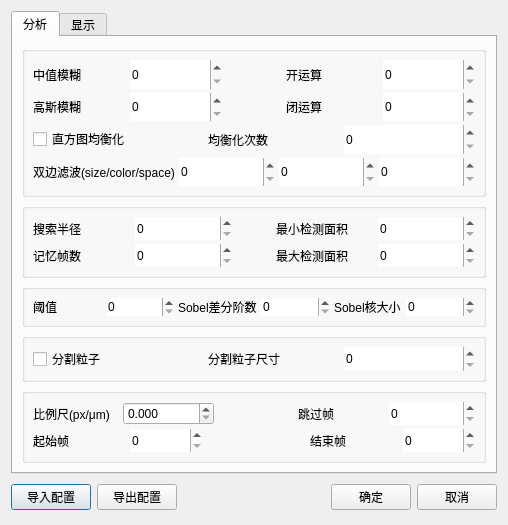
Qt form src/ui/settings.ui (alchemist1234/QTracker2) before a commit.
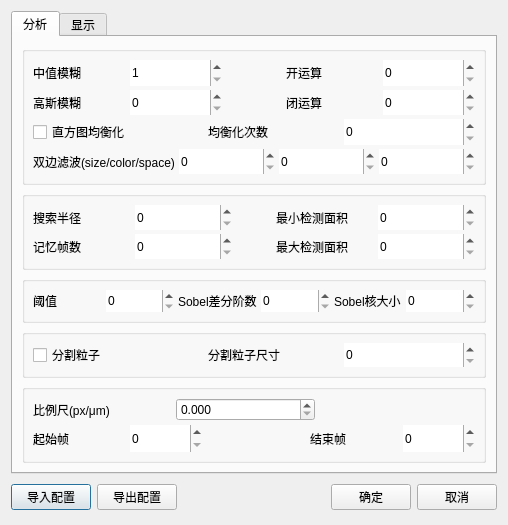
The same form after that commit. Custom widgets are drawn as their Qt base class.

What changed in the file:
```diff
--- a/src/ui/settings.ui
+++ b/src/ui/settings.ui
@@ -6,17 +6,20 @@
    <rect>
     <x>0</x>
     <y>0</y>
-    <width>485</width>
-    <height>498</height>
+    <width>512</width>
+    <height>503</height>
    </rect>
   </property>
   <property name="windowTitle">
    <string>Dialog</string>
   </property>
+  <property name="sizeGripEnabled">
+   <bool>false</bool>
+  </property>
   <property name="modal">
    <bool>true</bool>
   </property>
-  <layout class="QVBoxLayout" name="verticalLayout" stretch="0,0">
+  <layout class="QVBoxLayout" name="verticalLayout">
    <property name="sizeConstraint">
     <enum>QLayout::SizeConstraint::SetFixedSize</enum>
    </property>
@@ -32,7 +35,7 @@
       <attribute name="title">
        <string>分析</string>
       </attribute>
-      <layout class="QVBoxLayout" name="verticalLayout1" stretch="4,2,1,1,2">
+      <layout class="QVBoxLayout" name="verticalLayout1" stretch="30,17,10,10,17">
        <item>
         <widget class="QGroupBox" name="groupBox">
          <property name="title">
@@ -77,6 +80,15 @@
               <property name="frame">
                <bool>false</bool>
               </property>
+              <property name="minimum">
+               <number>1</number>
+              </property>
+              <property name="maximum">
+               <number>9999</number>
+              </property>
+              <property name="singleStep">
+               <number>2</number>
+              </property>
              </widget>
             </item>
             <item>
@@ -113,6 +125,9 @@
               <property name="frame">
                <bool>false</bool>
               </property>
+              <property name="maximum">
+               <number>9999</number>
+              </property>
              </widget>
             </item>
            </layout>
@@ -137,6 +152,9 @@
               <property name="frame">
                <bool>false</bool>
               </property>
+              <property name="maximum">
+               <number>9999</number>
+              </property>
              </widget>
             </item>
             <item>
@@ -173,6 +191,9 @@
               <property name="frame">
                <bool>false</bool>
               </property>
+              <property name="maximum">
+               <number>9999</number>
+              </property>
              </widget>
             </item>
            </layout>
@@ -220,6 +241,9 @@
               <property name="frame">
                <bool>false</bool>
               </property>
+              <property name="maximum">
+               <number>9999</number>
+              </property>
              </widget>
             </item>
            </layout>
@@ -244,6 +268,9 @@
               <property name="frame">
                <bool>false</bool>
               </property>
+              <property name="maximum">
+               <number>9999</number>
+              </property>
              </widget>
             </item>
             <item>
@@ -257,6 +284,9 @@
               <property name="frame">
                <bool>false</bool>
               </property>
+              <property name="maximum">
+               <number>9999</number>
+              </property>
              </widget>
             </item>
             <item>
@@ -270,6 +300,9 @@
               <property name="frame">
                <bool>false</bool>
               </property>
+              <property name="maximum">
+               <number>9999</number>
+              </property>
              </widget>
             </item>
            </layout>
@@ -318,6 +351,9 @@
               <property name="frame">
                <bool>false</bool>
               </property>
+              <property name="maximum">
+               <number>99999</number>
+              </property>
              </widget>
             </item>
             <item>
@@ -354,6 +390,9 @@
               <property name="frame">
                <bool>false</bool>
               </property>
+              <property name="maximum">
+               <number>999999</number>
+              </property>
              </widget>
             </item>
            </layout>
@@ -381,6 +420,9 @@
               <property name="accelerated">
                <bool>true</bool>
               </property>
+              <property name="maximum">
+               <number>99999</number>
+              </property>
              </widget>
             </item>
             <item>
@@ -417,6 +459,9 @@
               <property name="frame">
                <bool>false</bool>
               </property>
+              <property name="maximum">
+               <number>999999</number>
+              </property>
              </widget>
             </item>
            </layout>
@@ -468,6 +513,9 @@
               <property name="frame">
                <bool>false</bool>
               </property>
+              <property name="maximum">
+               <number>9999</number>
+              </property>
              </widget>
             </item>
             <item>
@@ -488,6 +536,9 @@
               <property name="frame">
                <bool>false</bool>
               </property>
+              <property name="maximum">
+               <number>9999</number>
+              </property>
              </widget>
             </item>
             <item>
@@ -508,6 +559,9 @@
               <property name="frame">
                <bool>false</bool>
               </property>
+              <property name="maximum">
+               <number>9999</number>
+              </property>
              </widget>
             </item>
            </layout>
@@ -579,6 +633,9 @@
               <property name="frame">
                <bool>false</bool>
               </property>
+              <property name="maximum">
+               <number>9999</number>
+              </property>
              </widget>
             </item>
            </layout>
@@ -608,7 +665,7 @@
            <number>8</number>
           </property>
           <item>
-           <layout class="QHBoxLayout" name="horizontalLayout_9">
+           <layout class="QHBoxLayout" name="horizontalLayout_9" stretch="1,1,2">
             <item>
              <widget class="QLabel" name="lb_scale">
               <property name="text">
@@ -639,32 +696,12 @@
               </property>
               <property name="sizeHint" stdset="0">
                <size>
-                <width>80</width>
+                <width>160</width>
                 <height>20</height>
                </size>
               </property>
              </spacer>
             </item>
-            <item>
-             <widget class="QLabel" name="lb_skip_frames">
-              <property name="text">
-               <string>跳过帧</string>
-              </property>
-             </widget>
-            </item>
-            <item>
-             <widget class="QSpinBox" name="spb_skip_frames">
-              <property name="sizePolicy">
-               <sizepolicy hsizetype="Minimum" vsizetype="Preferred">
-                <horstretch>0</horstretch>
-                <verstretch>0</verstretch>
-               </sizepolicy>
-              </property>
-              <property name="frame">
-               <bool>false</bool>
-              </property>
-             </widget>
-            </item>
            </layout>
           </item>
           <item>
@@ -703,6 +740,9 @@
               <property name="frame">
                <bool>false</bool>
               </property>
+              <property name="maximum">
+               <number>99999</number>
+              </property>
              </widget>
             </item>
             <item>
@@ -755,6 +795,9 @@
               <property name="frame">
                <bool>false</bool>
               </property>
+              <property name="maximum">
+               <number>99999</number>
+              </property>
              </widget>
             </item>
            </layout>
```
Left out of the diff: 26 changed lines with no effect on the pictures.
